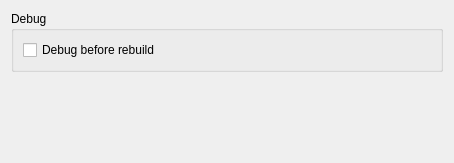
First picture: the form in liteidex/src/plugins/litedebug/litedebugoption.ui, repository visualfc/liteide, before the edit.
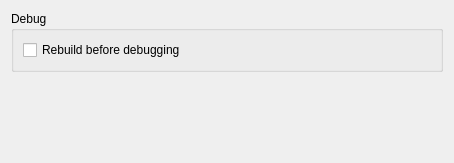
Second picture: the form after the edit.

Patch:
```diff
--- a/liteidex/src/plugins/litedebug/litedebugoption.ui
+++ b/liteidex/src/plugins/litedebug/litedebugoption.ui
@@ -23,7 +23,7 @@
       <item>
        <widget class="QCheckBox" name="rebuildCheckBox">
         <property name="text">
-         <string>Debug before rebuild</string>
+         <string>Rebuild before debugging</string>
         </property>
        </widget>
       </item>
```
